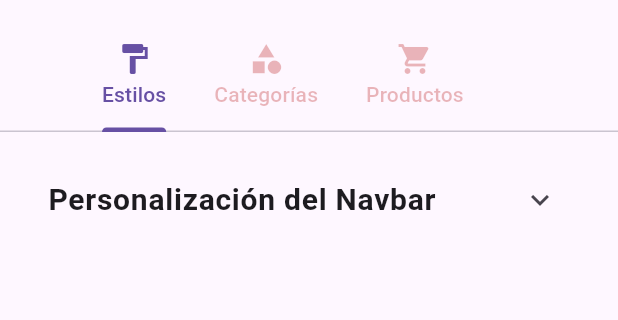
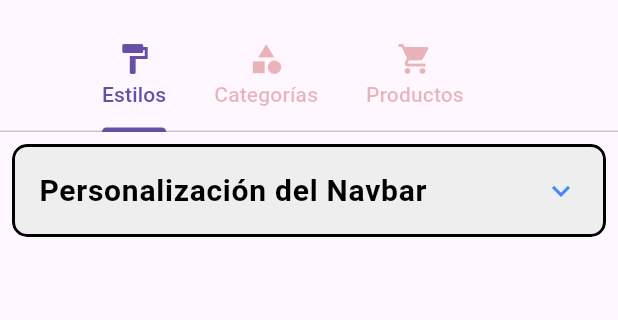
Before and after one commit to Mohasb/awsshop, a Flutter app: the AdminView screen opened directly, on a phone screen of 412 x 824 dp, the part 63-383 px from its top. Run offline on Flutter 3.47's test engine with Material 3 defaults, Android fonts, the phone set to English and light mode, and no system bars; our stand-ins replace carousel_slider, device_info_plus, flutter_colorpicker, video_player; network calls fail.

Commit message:
fixes names tab variables

```diff
--- a/lib/components/admin/customice_tab/customice_view.dart
+++ b/lib/components/admin/customice_tab/customice_view.dart
@@ -41,32 +41,64 @@ class CustomiceTabState extends State<CustomiceTab> {
 
   void _saveChanges() {
     final appBarState = Provider.of<AppcustomizeState>(context, listen: false);
-    if (_text != null) appBarState.updateText(_text!);
-    if (_textColor != null) appBarState.updateTextColor(_textColor!);
+    if (_text != null) appBarState.updateNavText(_text!);
+    if (_textColor != null) appBarState.updateNavTextColor(_textColor!);
     if (_backgroundColor != null) {
-      appBarState.updateBackgroundColor(_backgroundColor!);
+      appBarState.updateNavBackgroundColor(_backgroundColor!);
     }
-    if (_fontSize != null) appBarState.updateFontSize(_fontSize!);
+    if (_fontSize != null) appBarState.updateNavFontSize(_fontSize!);
     Navigator.of(context).pop();
   }
 
   @override
   Widget build(BuildContext context) {
     return Padding(
-      padding: const EdgeInsets.all(16.0),
+      padding: const EdgeInsets.all(8.0),
       child: SingleChildScrollView(
         child: Column(
           children: [
-            ExpansionTile(
+            ClipRRect(
+              borderRadius: BorderRadius.circular(10),
+              child: Container(
+                decoration: BoxDecoration(
+                  color: Colors.grey[200], // Fondo del contenedor
+                  borderRadius: BorderRadius.circular(10),
+                  border: Border.all(color: Colors.black, width: 2),
+                  boxShadow: [
+                    BoxShadow(
+                      color: Colors.grey.withOpacity(0.5),
+                      spreadRadius: 2,
+                      blurRadius: 5,
+                      offset: const Offset(0, 3),
+                    ),
+                  ],
+                ),
+                child: Theme(
+                  data: Theme.of(context).copyWith(
+                    dividerColor: Colors.transparent,
+                  ),
+                  child: ExpansionTile(
+                    tilePadding: const EdgeInsets.symmetric(horizontal: 16.0),
+                    shape: RoundedRectangleBorder(
+                      borderRadius: BorderRadius.circular(10),
+                    ),
                     title: const Text(
+                      'Personalización del Navbar',
                       style: TextStyle(
                         fontSize: 20,
-                    fontWeight: FontWeight.bold
+                        fontWeight: FontWeight.bold,
+                        color: Colors.black,
                       ),
-                  'Personalización del Navbar'),
+                    ),
                     initiallyExpanded: false,
+                    iconColor: Colors.blueAccent, // Color del ícono de expansión
+                    collapsedIconColor: Colors.blueAccent, // Color del ícono de expansión cuando está colapsado
                     children: [
-                NavbarCustomization(
+                      Container(
+                        decoration: BoxDecoration(
+                          borderRadius: BorderRadius.circular(10),
+                        ),
+                        child: NavbarCustomization(
                           textController: textController,
                           fontSizeController: fontSizeController,
                           initialTextColor: _textColor!,
@@ -79,7 +111,11 @@ class CustomiceTabState extends State<CustomiceTab> {
                           onFontSizeChange: (size) => _fontSize = size,
                           onSave: _saveChanges,
                         ),
+                      ),
                     ],
+                  ),
+                ),
+              ),
             ),
           ],
         ),
--- a/lib/components/admin/customice_tab/customize_state.dart
+++ b/lib/components/admin/customice_tab/customize_state.dart
@@ -1,33 +1,37 @@
 import 'package:flutter/material.dart';
 
 class AppcustomizeState extends ChangeNotifier {
-  Color _textColor = Colors.black;
-  double  _fontSize = 30;
-  Color _backgroundColor = Colors.transparent;
-  String _text = 'Awsshop';
+  Color _navTextColor = Colors.black;
+  double  _navFontSize = 30;
+  Color _navBackgroundColor = Colors.white;
+  String _navText = 'Awsshop';
 
-  Color get textColor => _textColor;
-  double get fontSize => _fontSize;
-  Color get backgroundColor => _backgroundColor;
-  String get text => _text;
 
-  void updateTextColor(Color color) {
-    _textColor = color;
+  Color get textColor => _navTextColor;
+  double get fontSize => _navFontSize;
+  Color get backgroundColor => _navBackgroundColor;
+  String get text => _navText;
+
+
+
+
+  void updateNavTextColor(Color color) {
+    _navTextColor = color;
     notifyListeners();
   }
 
-  void updateBackgroundColor(Color color) {
-    _backgroundColor = color;
+  void updateNavBackgroundColor(Color color) {
+    _navBackgroundColor = color;
     notifyListeners();
   }
 
-  void updateText(String text) {
-    _text = text;
+  void updateNavText(String text) {
+    _navText = text;
     notifyListeners();
   }
 
-  void updateFontSize(double fontsize) {
-    _fontSize = fontsize;
+  void updateNavFontSize(double fontsize) {
+    _navFontSize = fontsize;
     notifyListeners();
   }
 }
--- a/lib/components/admin/customice_tab/nav_customization/nav_constumization.dart
+++ b/lib/components/admin/customice_tab/nav_customization/nav_constumization.dart
@@ -51,7 +51,7 @@ class NavbarCustomizationState extends State<NavbarCustomization> {
   @override
   Widget build(BuildContext context) {
     return Padding(
-      padding: const EdgeInsets.all(16.0),
+      padding: const EdgeInsets.all(4.0),
       child: Column(
         crossAxisAlignment: CrossAxisAlignment.start,
         children: [
@@ -180,6 +180,9 @@ class NavbarCustomizationState extends State<NavbarCustomization> {
                   pickerAreaHeightPercent: 0.8,
                   enableAlpha:
                       false,
+                  displayThumbColor:
+                      true,
+                      hexInputBar: true,
                 ),
               ],
             ),
```
Lines whose indentation alone changed are shown as unchanged.
